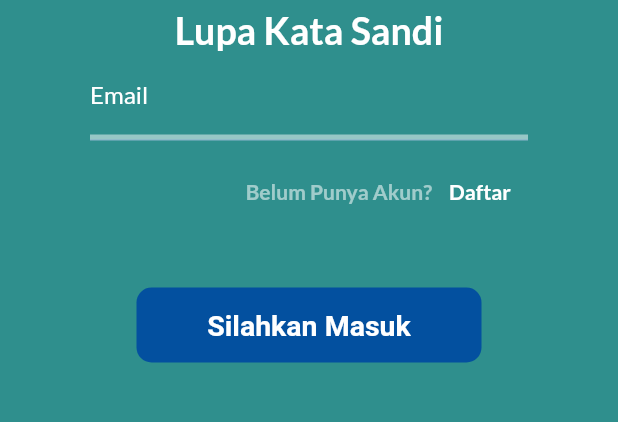
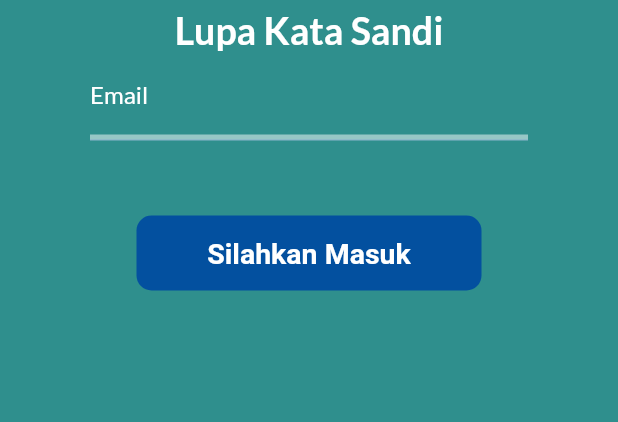
Before and after one commit to laurensiusyuda/Petani-Tambak, a Flutter app: the ForgotPage screen opened directly, on a phone screen of 412 x 824 dp, the part 311-733 px from its top. Run offline on Flutter 3.47's test engine with Material 2 defaults, Android fonts, the phone set to English and light mode, and no system bars; our stand-ins replace equatable, firebase_auth, firebase_core, flutter_bloc, flutter_svg, google_fonts and 2 more; missing offline and left inert: mqtt_client; accounts and stored records are empty.

Commit message:
button forgot

```diff
--- a/auth/lib/presentasion/pages/forgot_page.dart
+++ b/auth/lib/presentasion/pages/forgot_page.dart
@@ -108,43 +108,6 @@ class _ForgotPageState extends State<ForgotPage> {
                                   const SizedBox(
                                     height: 10,
                                   ),
-                                  Row(
-                                    mainAxisAlignment: MainAxisAlignment.end,
-                                    children: [
-                                      Row(
-                                        children: [
-                                          Text(
-                                            'Belum Punya Akun?',
-                                            style: GoogleFonts.lato(
-                                              textStyle: const TextStyle(
-                                                color: Colors.white54,
-                                                fontWeight: FontWeight.bold,
-                                              ),
-                                            ),
-                                          ),
-                                          TextButton(
-                                            onPressed: () {
-                                              Navigator.pushReplacement(
-                                                context,
-                                                MaterialPageRoute(
-                                                    builder: (context) =>
-                                                        const SignInPage()),
-                                              );
-                                            },
-                                            child: Text(
-                                              'Daftar',
-                                              style: GoogleFonts.lato(
-                                                textStyle: const TextStyle(
-                                                  color: Colors.white,
-                                                  fontWeight: FontWeight.bold,
-                                                ),
-                                              ),
-                                            ),
-                                          )
-                                        ],
-                                      )
-                                    ],
-                                  ),
                                   const SizedBox(
                                     height: 40,
                                   ),
```
Also changed, not shown: auth/lib/presentasion/widget/button_forgot.dart (added).
